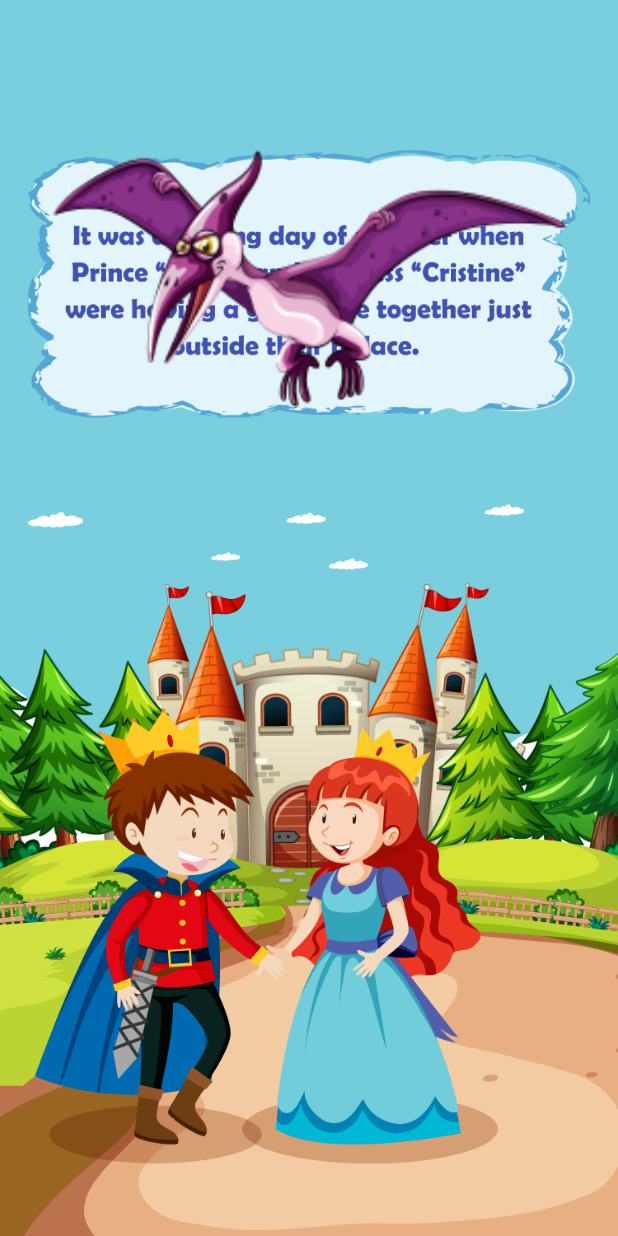
After one commit to Rafid-tawhid/game_app, a Flutter app: the StoryPage screen opened by its route, on a phone screen of 412 x 824 dp. The commit adds this screen. Run offline on Flutter 3.47's test engine with Material 2 defaults, Android fonts, the light colour scheme and no system bars; missing offline and left inert: animated_widgets, ezanimation.

Commit message:
some animations added

```diff
--- a/lib/main.dart
+++ b/lib/main.dart
@@ -1,5 +1,7 @@
 import 'package:flutter/material.dart';
+import 'package:game_app/pages/dragons_de_page.dart';
 import 'package:game_app/pages/launcher_page.dart';
+import 'package:game_app/pages/story_page.dart';
 
 void main() {
   runApp(const MyApp());
@@ -19,7 +21,9 @@ class MyApp extends StatelessWidget {
       ),
       initialRoute: LauncherPage.routeName,
       routes: {
-        LauncherPage.routeName:(context)=>LauncherPage()
+        LauncherPage.routeName:(context)=>LauncherPage(),
+        StoryPage.routeName:(context)=>StoryPage(),
+        DragonsDenPage.routeName:(context)=>DragonsDenPage(),
       },
     );
   }
--- /dev/null
+++ b/lib/pages/story_page.dart
@@ -0,0 +1,126 @@
+import 'dart:async';
+
+import 'package:flutter/material.dart';
+import 'package:ezanimation/ezanimation.dart';
+
+import 'dragons_de_page.dart';
+
+class StoryPage extends StatefulWidget {
+  static const String routeName='/story';
+  const StoryPage({Key? key}) : super(key: key);
+
+  @override
+  State<StoryPage> createState() => _StoryPageState();
+}
+
+class _StoryPageState extends State<StoryPage> {
+  bool _visible=false;
+  bool _showText=true;
+  bool _showDrag=false;
+  EzAnimation ezAnimation = EzAnimation(10.0, 400.0, Duration(seconds: 3));
+
+  @override
+  void initState() {
+
+    Future.delayed(Duration(microseconds: 200),(){
+      setState(() {
+        _visible=!_visible;
+      });
+      calllater();
+    });
+    super.initState();
+  }
+  @override
+  Widget build(BuildContext context) {
+    double height=MediaQuery.of(context).size.height;
+    double width=MediaQuery.of(context).size.width;
+
+    return SafeArea(
+      child: Scaffold(
+
+        body: Stack(
+          children: [
+            Container(
+              decoration: const BoxDecoration(
+                image: DecorationImage(
+                  image: AssetImage("images/story_intro.png",),
+                  fit: BoxFit.cover,
+                ),
+              ),
+            ),
+            if(_showText)Positioned(
+              top: 100,
+              left: 0,
+              right: 0,
+              child: AnimatedOpacity(
+                // If the widget is visible, animate to 0.0 (invisible).
+                // If the widget is hidden, animate to 1.0 (fully visible).
+                opacity: _visible ? 1.0 : 0.0,
+                duration:  const Duration(milliseconds: 2000,),
+                // The green box must be a child of the AnimatedOpacity widget.
+                child:  Align(
+                  alignment: Alignment.topCenter,
+                  child: Container(
+                    width: width/1.1,
+                    child: Image.asset('images/story_narration1.png',fit: BoxFit.cover,),
+                  ),
+                ),
+              ),
+            ),
+
+            Positioned(
+              top: 100,
+              left: 0,
+              right: 0,
+              child: Align(
+                alignment: Alignment.topCenter,
+                child: AnimatedBuilder(
+                    animation: ezAnimation,
+                    builder: (context, snapshot) {
+                      return Container(
+                        height: ezAnimation.value,
+                        width: width/1.2,
+                        child: Image.asset(
+                          'images/dragon.png',
+                          fit: BoxFit.contain,
+                        ),
+                      );
+                    }
+                ),
+              ),
+            ),
+            // TranslationAnimatedWidget.tween(
+            //   enabled: animation,
+            //   duration: Duration(milliseconds: 1000),
+            //   translationDisabled: Offset(300, -300),
+            //   translationEnabled: Offset(0, 0),
+            //   child: OpacityAnimatedWidget.tween(
+            //     enabled: animation,
+            //     duration: Duration(milliseconds: 1000),
+            //     opacityDisabled: 0,
+            //     opacityEnabled: 1,
+            //     child: SvgPicture.asset('svg/glo2.svg'),
+            //   ),
+            // ),
+
+
+
+
+          ],
+        ),
+      ),
+    );
+  }
+
+  void calllater() {
+    Timer(Duration(seconds: 5), () {
+      setState(() {
+        _showText=false;
+        ezAnimation.start();
+      });
+    });
+    Timer(Duration(seconds: 10),(){
+      Navigator.pushNamed(context, DragonsDenPage.routeName);
+    });
+  }
+}
--- a/pubspec.yaml
+++ b/pubspec.yaml
@@ -36,8 +36,9 @@ dependencies:
   # The following adds the Cupertino Icons font to your application.
   # Use with the CupertinoIcons class for iOS style icons.
   cupertino_icons: ^1.0.2
-  flutter_svg: ^1.1.6
-  art_sweetalert: ^0.0.5
+  ezanimation:
+  animated_widgets:
+
 
 dev_dependencies:
   flutter_test:
```
Also changed, not shown: lib/pages/dragons_de_page.dart (added, +85 -0 lines), lib/pages/launcher_page.dart (+8 -3 lines), images/dens_text.png (added), images/dragon.png (added), images/dragons_den.png (added), images/level.png (added), images/story_intro.png (added), images/story_narration1.png (added), pubspec.lock.
